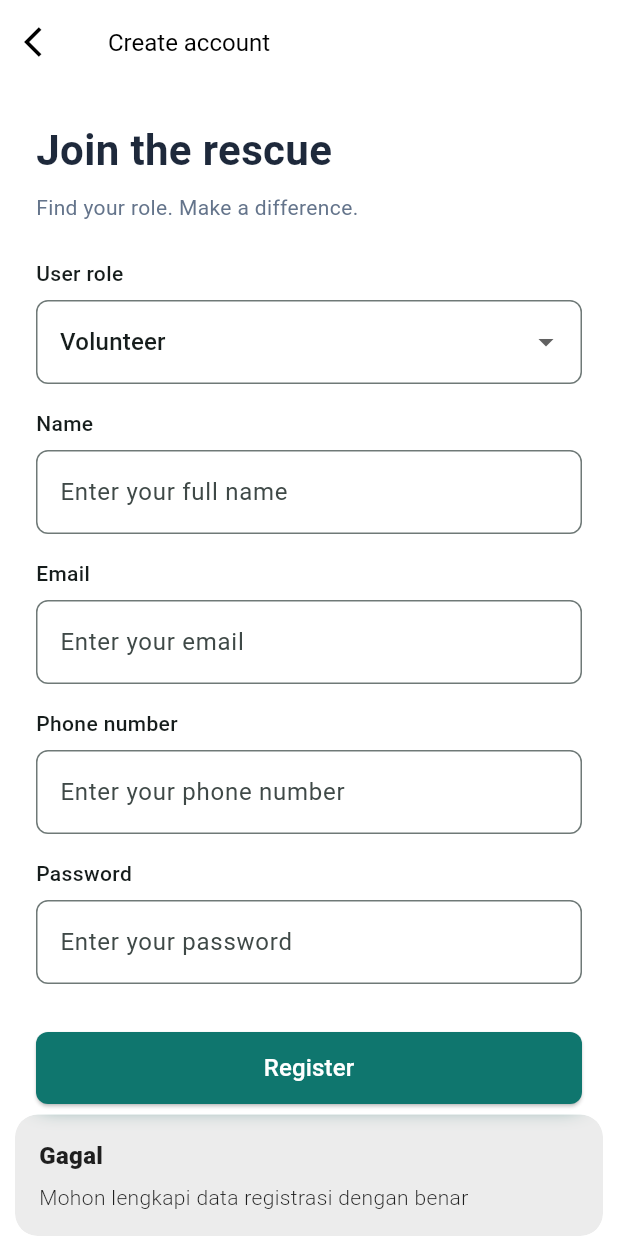
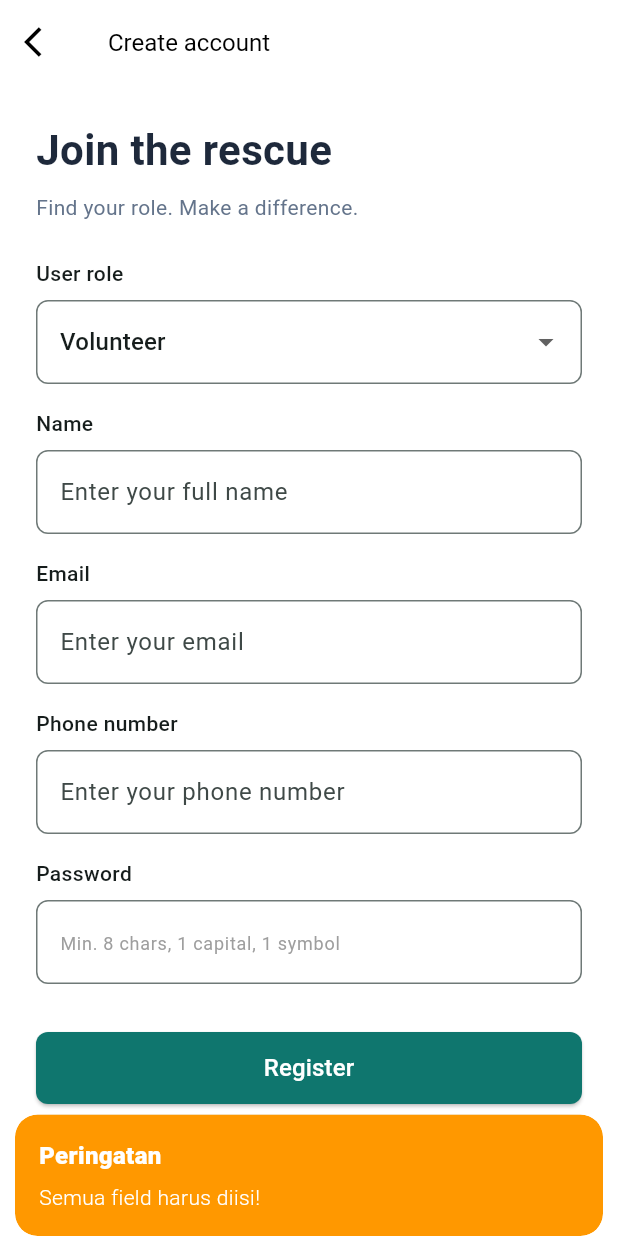
Before and after one commit to Reiluthfi/mopro_rescuepaw, a Flutter app: the RegisterPage screen opened directly, after a tap on "Register", on a phone screen of 412 x 824 dp. Run offline on Flutter 3.47's test engine with Material 3 defaults, Android fonts, the light colour scheme and no system bars; our stand-ins replace get; accounts and stored records are empty.

Commit message:
menambahkan validasi data form regis

```diff
--- a/lib/page/register_page.dart
+++ b/lib/page/register_page.dart
@@ -2,7 +2,7 @@ import 'package:flutter/material.dart';
 import 'package:get/get.dart';
 
 import '../controller/auth_controller.dart';
-import 'main_shell.dart';
+import 'home_screen.dart';
 
 class RegisterPage extends StatefulWidget {
   const RegisterPage({super.key});
@@ -12,19 +12,16 @@ class RegisterPage extends StatefulWidget {
 }
 
 class _RegisterPageState extends State<RegisterPage> {
-  // Deklarasi controller untuk input form registrasi
   final _nameController = TextEditingController();
   final _emailController = TextEditingController();
   final _passwordController = TextEditingController();
   final _phoneController = TextEditingController();
 
-  // Variabel untuk menyimpan role yang dipilih (default Volunteer)
   String _selectedRole = 'Volunteer';
   final List<String> _roles = ['Reporter', 'Volunteer', 'Adopter'];
 
   @override
   void dispose() {
-    // Bersihkan controller saat widget dihancurkan untuk mencegah memory leak
     _nameController.dispose();
     _emailController.dispose();
     _passwordController.dispose();
@@ -32,21 +29,97 @@ class _RegisterPageState extends State<RegisterPage> {
     super.dispose();
   }
 
+  bool _isValidEmail(String email) {
+    return GetUtils.isEmail(email);
+  }
+
+  bool _isValidPhone(String phone) {
+    final phoneRegExp = RegExp(r'^[0-9+()\-s]{10,15}$');
+    return phoneRegExp.hasMatch(phone);
+  }
+
+  String? _validatePassword(String password) {
+    if (password.length < 8) {
+      return 'Password minimal harus 8 karakter';
+    }
+    if (!RegExp(r'[A-Z]').hasMatch(password)) {
+      return 'Password harus mengandung minimal 1 huruf kapital';
+    }
+    if (!RegExp(r'[!@#\$&*~_.,\(\)\-]').hasMatch(password)) {
+      return 'Password harus mengandung minimal 1 karakter spesial (!@#\$&*~ dll)';
+    }
+    return null; // Validasi lolos
+  }
+
   void _handleRegister() {
+    final name = _nameController.text.trim();
+    final email = _emailController.text.trim();
+    final phone = _phoneController.text.trim();
+    final password = _passwordController.text;
+
+    // Cek field kosong
+    if (name.isEmpty || email.isEmpty || phone.isEmpty || password.isEmpty) {
+      Get.snackbar(
+        'Peringatan',
+        'Semua field harus diisi!',
+        snackPosition: SnackPosition.BOTTOM,
+        backgroundColor: Colors.orange,
+        colorText: Colors.white,
+      );
+      return;
+    }
+
+    // Validasi Format Email
+    if (!_isValidEmail(email)) {
+      Get.snackbar(
+        'Format Email Salah',
+        'Contoh email yang benar: nama@domain.com',
+        snackPosition: SnackPosition.BOTTOM,
+        backgroundColor: Colors.red,
+        colorText: Colors.white,
+      );
+      return;
+    }
+
+    // Validasi Nomor HP
+    if (!_isValidPhone(phone)) {
+      Get.snackbar(
+        'Nomor HP Tidak Valid',
+        'Nomor telepon harus terdiri dari 10-15 digit angka',
+        snackPosition: SnackPosition.BOTTOM,
+        backgroundColor: Colors.red,
+        colorText: Colors.white,
+      );
+      return;
+    }
+
+    String? passwordError = _validatePassword(password);
+    if (passwordError != null) {
+      Get.snackbar(
+        'Password Lemah',
+        passwordError,
+        snackPosition: SnackPosition.BOTTOM,
+        backgroundColor: Colors.red,
+        colorText: Colors.white,
+        duration: const Duration(seconds: 4),
+      );
+      return;
+    }
+
     bool success = AuthController.register(
-      _nameController.text,
-      _emailController.text,
-      _passwordController.text,
-      _phoneController.text,
+      name,
+      email,
+      password,
+      phone,
       _selectedRole,
     );
 
     if (success) {
-      Get.offAll(() => const MainShell());
+      Get.offAll(() => HomeScreen());
     } else {
       Get.snackbar(
         'Gagal',
-        'Mohon lengkapi data registrasi dengan benar',
+        'Terjadi kesalahan saat mendaftarkan akun',
         snackPosition: SnackPosition.BOTTOM,
       );
     }
@@ -94,7 +167,7 @@ class _RegisterPageState extends State<RegisterPage> {
               ),
               const SizedBox(height: 8),
               DropdownButtonFormField<String>(
-                value: _selectedRole,
+                initialValue: _selectedRole,
                 decoration: InputDecoration(
                   border: OutlineInputBorder(
                     borderRadius: BorderRadius.circular(8),
@@ -133,6 +206,7 @@ class _RegisterPageState extends State<RegisterPage> {
               const SizedBox(height: 8),
               TextField(
                 controller: _emailController,
+                keyboardType: TextInputType.emailAddress,
                 decoration: InputDecoration(
                   hintText: 'Enter your email',
                   border: OutlineInputBorder(
@@ -148,6 +222,7 @@ class _RegisterPageState extends State<RegisterPage> {
               const SizedBox(height: 8),
               TextField(
                 controller: _phoneController,
+                keyboardType: TextInputType.phone,
                 decoration: InputDecoration(
                   hintText: 'Enter your phone number',
                   border: OutlineInputBorder(
@@ -165,7 +240,8 @@ class _RegisterPageState extends State<RegisterPage> {
                 controller: _passwordController,
                 obscureText: true,
                 decoration: InputDecoration(
-                  hintText: 'Enter your password',
+                  hintText: 'Min. 8 chars, 1 capital, 1 symbol',
+                  hintStyle: const TextStyle(fontSize: 12, color: Colors.grey),
                   border: OutlineInputBorder(
                     borderRadius: BorderRadius.circular(8),
                   ),
```
